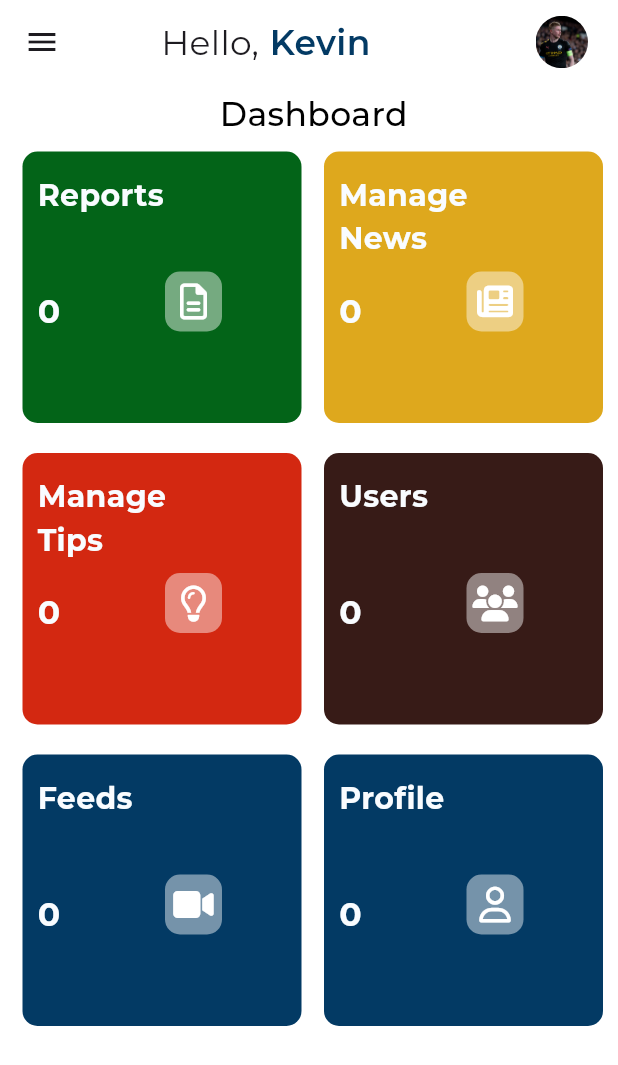
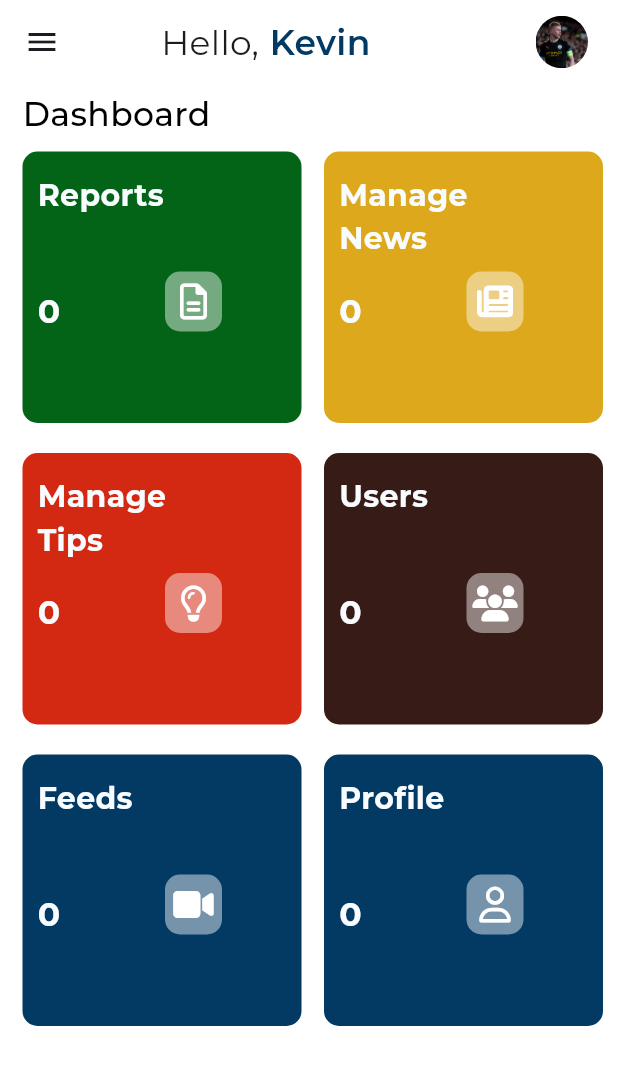
Before and after one commit to Ampaw24/crimemobile_back, a Flutter app: the Dashboard screen opened directly, on a phone screen of 412 x 824 dp. Shown: the top 1065 px of the screen. Run offline on Flutter 3.47's test engine with Material 2 defaults, Android fonts, the phone set to English and light mode, and no system bars; our stand-ins replace font_awesome_flutter, google_fonts.

Commit message:
dashboard completion .. 70%

```diff
--- a/lib/screens/dashboard/dashboard.dart
+++ b/lib/screens/dashboard/dashboard.dart
@@ -36,7 +36,7 @@ List<DashboardCard> cardcontent = [
       title: "Feeds",
       cardIcon: FontAwesomeIcons.videoCamera,
       cardColor: AppColors.btnBlue),
-        DashboardCard(
+  DashboardCard(
       title: "Profile",
       cardIcon: FontAwesomeIcons.user,
       cardColor: AppColors.btnBlue)
@@ -83,10 +83,12 @@ class _DashboardState extends State<Dashboard> {
           ),
           preferredSize: const Size.fromHeight(60)),
       body: Column(
+        crossAxisAlignment: CrossAxisAlignment.start,
         children: [
           Container(
+            margin: const EdgeInsets.only(left: 15),
             child: Text(
-              " Dashboard",
+              "Dashboard",
               style: GoogleFonts.montserrat(
                 textStyle: headerbold1,
               ),
```
